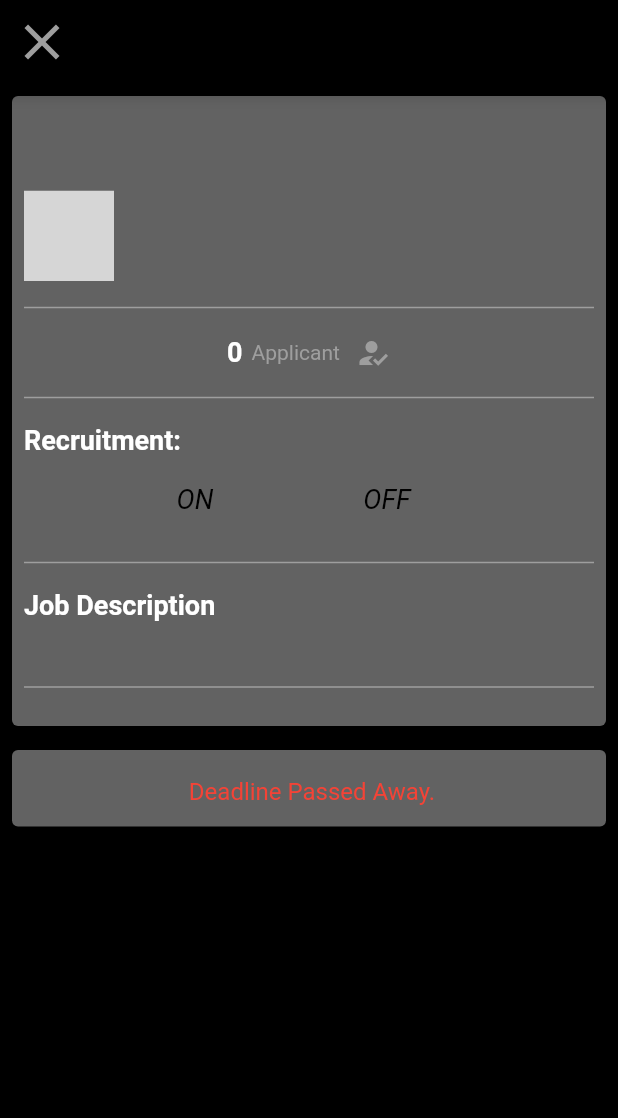
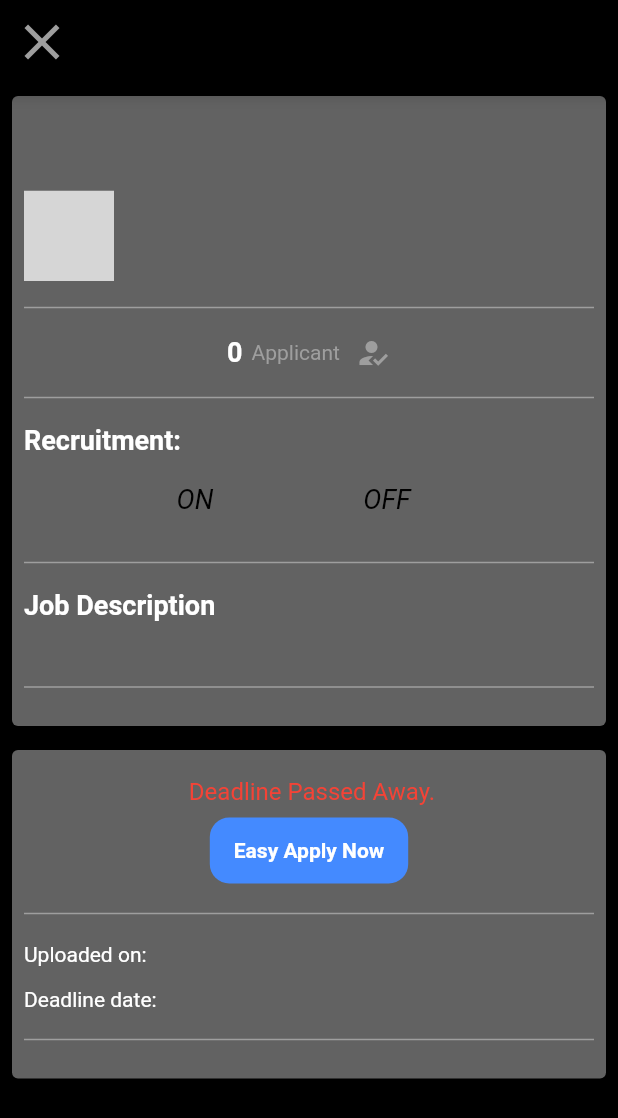
Before and after one commit to emorilebo/curious_connect, a Flutter app: the JobDetailScreen screen opened directly with empty values, on a phone screen of 412 x 824 dp. Shown: the top 1118 px of the screen. Run offline on Flutter 3.47's test engine with Material 2 defaults, Android fonts, the phone set to English and light mode, and no system bars; our stand-ins replace cached_network_image, cloud_firestore, curved_navigation_bar, firebase_auth, firebase_core, firebase_storage and 3 more; accounts and stored records are empty; network calls fail; grey boxes are pictures that could not be loaded.

Commit message:
UPDATE job details applu

```diff
--- a/lib/jobs/job_details.dart
+++ b/lib/jobs/job_details.dart
@@ -368,7 +368,68 @@ class _JobDetailScreenState extends State<JobDetailScreen> {
                       ),
                       SizedBox(
                         height: 6,
-                      )
+                      ),
+                      Center(
+                        child: MaterialButton(
+                          onPressed: () {
+                            applyForJob();
+                          },
+                          color: Colors.blueAccent,
+                          elevation: 0,
+                          shape: RoundedRectangleBorder(
+                            borderRadius: BorderRadius.circular(13),
+                          ),
+                          child: Padding(
+                            padding: const EdgeInsets.symmetric(vertical: 14),
+                            child: Text(
+                              'Easy Apply Now',
+                              style: TextStyle(
+                                  color: Colors.white,
+                                  fontSize: 14,
+                                  fontWeight: FontWeight.bold),
+                            ),
+                          ),
+                        ),
+                      ),
+                      dividerWidget(),
+                      Row(
+                        mainAxisAlignment: MainAxisAlignment.spaceBetween,
+                        children: [
+                          Text(
+                            'Uploaded on:',
+                            style: TextStyle(color: Colors.white),
+                          ),
+                          Text(
+                            postedDate == null ? '' : postedDate!,
+                            style: TextStyle(
+                              color: Colors.grey,
+                              fontSize: 15,
+                              fontWeight: FontWeight.bold,
+                            ),
+                          ),
+                        ],
+                      ),
+                      SizedBox(
+                        height: 12,
+                      ),
+                      Row(
+                        mainAxisAlignment: MainAxisAlignment.spaceBetween,
+                        children: [
+                          Text(
+                            'Deadline date:',
+                            style: TextStyle(color: Colors.white),
+                          ),
+                          Text(
+                            deadlineDate == null ? '' : deadlineDate!,
+                            style: TextStyle(
+                              color: Colors.grey,
+                              fontSize: 15,
+                              fontWeight: FontWeight.bold,
+                            ),
+                          ),
+                        ],
+                      ),
+                      dividerWidget(),
                     ],
                   ),
                 ),
```
